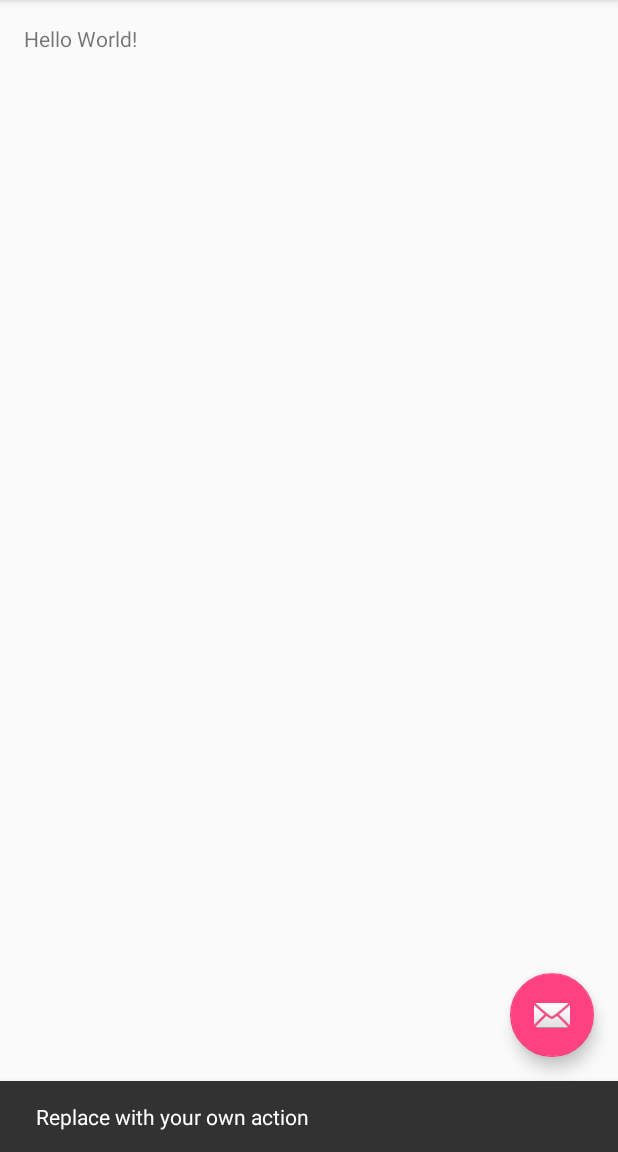
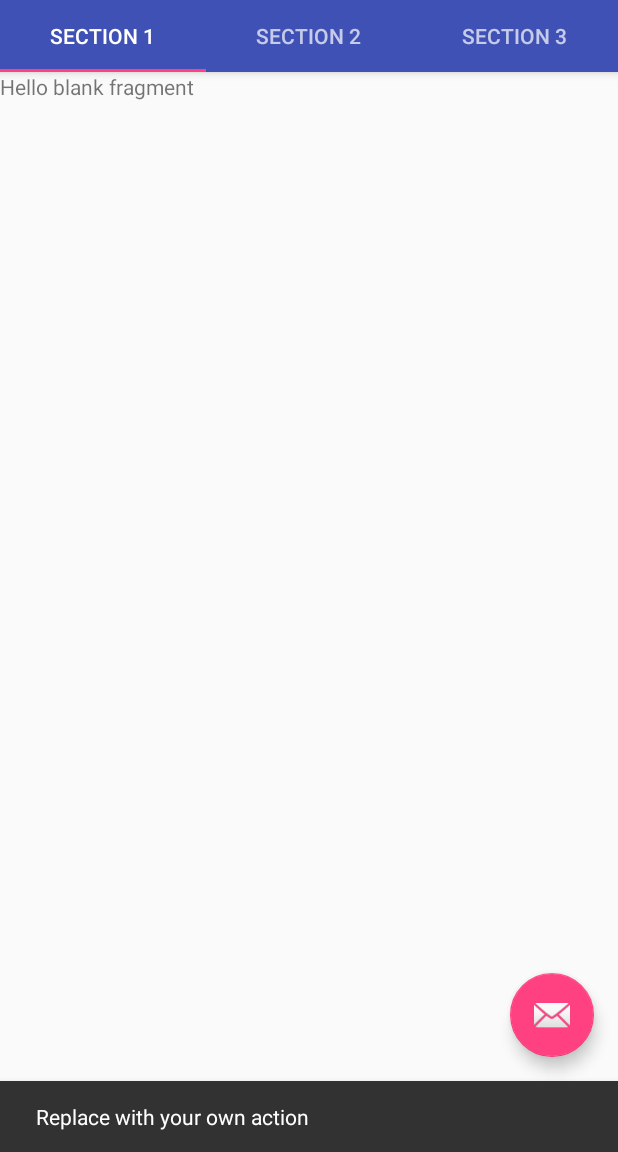
Before and after one commit to Ilyes-Hammadi/Taref, an Android app: the screen it shows after launch (MainActivity), after a tap on an icon or button, on a phone screen of 412 x 824 dp, the part 84-1236 px from its top. Run offline under Robolectric (Android 15) with nearby library versions, the phone set to English and light mode, and no system bars.

Commit message:
added ViewPager with his adapter and RecycleFragment

```diff
--- a/app/src/main/AndroidManifest.xml
+++ b/app/src/main/AndroidManifest.xml
@@ -9,7 +9,7 @@
         android:supportsRtl="true"
         android:theme="@style/AppTheme" >
         <activity
-            android:name=".MainActivity"
+            android:name=".activity.MainActivity"
             android:label="@string/app_name"
             android:theme="@style/AppTheme.NoActionBar" >
             <intent-filter>
--- a/app/src/main/java/com/cortexia/taref/MainActivity.java
+++ b/app/src/main/java/com/cortexia/taref/activity/MainActivity.java
@@ -1,28 +1,74 @@
-package com.cortexia.taref;
+package com.cortexia.taref.activity;
 
 import android.os.Bundle;
 import android.support.design.widget.FloatingActionButton;
+import android.support.design.widget.NavigationView;
 import android.support.design.widget.Snackbar;
-import android.view.View;
-import android.support.design.widget.NavigationView;
+import android.support.design.widget.TabLayout;
 import android.support.v4.view.GravityCompat;
+import android.support.v4.view.ViewPager;
 import android.support.v4.widget.DrawerLayout;
 import android.support.v7.app.ActionBarDrawerToggle;
 import android.support.v7.app.AppCompatActivity;
 import android.support.v7.widget.Toolbar;
 import android.view.Menu;
 import android.view.MenuItem;
+import android.view.View;
+
+import com.cortexia.taref.R;
+import com.cortexia.taref.adapter.SectionAdapter;
 
 public class MainActivity extends AppCompatActivity
         implements NavigationView.OnNavigationItemSelectedListener {
+
+    private Toolbar mToolbar;
+    private SectionAdapter mSectionsPagerAdapter;
+    private ViewPager mViewPager;
 
     @Override
     protected void onCreate(Bundle savedInstanceState) {
         super.onCreate(savedInstanceState);
         setContentView(R.layout.activity_main);
-        Toolbar toolbar = (Toolbar) findViewById(R.id.toolbar);
-        setSupportActionBar(toolbar);
 
+        // Set up the Toolbar
+        setUpToolbar();
+
+        // Create the adapter that will return a fragment for each of the three
+        // primary sections of the activity.
+        mSectionsPagerAdapter = new SectionAdapter(getSupportFragmentManager());
+
+        // Set up the ViewPager with the sections adapter.
+        mViewPager = (ViewPager) findViewById(R.id.container);
+        mViewPager.setAdapter(mSectionsPagerAdapter);
+
+        TabLayout tabLayout = (TabLayout) findViewById(R.id.tabs);
+        tabLayout.setupWithViewPager(mViewPager);
+
+
+
+        setUpFAB();
+
+        setUpNavigationDrawer(mToolbar);
+    }
+
+    private void setUpToolbar() {
+        mToolbar = (Toolbar) findViewById(R.id.toolbar);
+        setSupportActionBar(mToolbar);
+    }
+
+
+    private void setUpNavigationDrawer(Toolbar toolbar) {
+        DrawerLayout drawer = (DrawerLayout) findViewById(R.id.drawer_layout);
+        ActionBarDrawerToggle toggle = new ActionBarDrawerToggle(
+                this, drawer, toolbar, R.string.navigation_drawer_open, R.string.navigation_drawer_close);
+        drawer.setDrawerListener(toggle);
+        toggle.syncState();
+
+        NavigationView navigationView = (NavigationView) findViewById(R.id.nav_view);
+        navigationView.setNavigationItemSelectedListener(this);
+    }
+
+    private void setUpFAB() {
         FloatingActionButton fab = (FloatingActionButton) findViewById(R.id.fab);
         fab.setOnClickListener(new View.OnClickListener() {
             @Override
@@ -31,15 +77,6 @@ public class MainActivity extends AppCompatActivity
                         .setAction("Action", null).show();
             }
         });
-
-        DrawerLayout drawer = (DrawerLayout) findViewById(R.id.drawer_layout);
-        ActionBarDrawerToggle toggle = new ActionBarDrawerToggle(
-                this, drawer, toolbar, R.string.navigation_drawer_open, R.string.navigation_drawer_close);
-        drawer.setDrawerListener(toggle);
-        toggle.syncState();
-
-        NavigationView navigationView = (NavigationView) findViewById(R.id.nav_view);
-        navigationView.setNavigationItemSelectedListener(this);
     }
 
     @Override
--- /dev/null
+++ b/app/src/main/java/com/cortexia/taref/adapter/SectionAdapter.java
@@ -0,0 +1,48 @@
+package com.cortexia.taref.adapter;
+
+/**
+ * Created by ilyes on 21/09/15.
+ */
+
+import android.support.v4.app.Fragment;
+import android.support.v4.app.FragmentManager;
+import android.support.v4.app.FragmentPagerAdapter;
+
+import com.cortexia.taref.fragment.RecycleItemsFragment;
+
+/**
+ * A {@link FragmentPagerAdapter} that returns a fragment corresponding to
+ * one of the sections/tabs/pages.
+ */
+public class SectionAdapter extends FragmentPagerAdapter {
+
+    public SectionAdapter(FragmentManager fm) {
+        super(fm);
+    }
+
+    @Override
+    public Fragment getItem(int position) {
+        // getItem is called to instantiate the fragment for the given page.
+        // Return a PlaceholderFragment (defined as a static inner class below).
+        return new RecycleItemsFragment();
+    }
+
+    @Override
+    public int getCount() {
+        // Show 3 total pages.
+        return 3;
+    }
+
+    @Override
+    public CharSequence getPageTitle(int position) {
+        switch (position) {
+            case 0:
+                return "SECTION 1";
+            case 1:
+                return "SECTION 2";
+            case 2:
+                return "SECTION 3";
+        }
+        return null;
+    }
+}
--- /dev/null
+++ b/app/src/main/java/com/cortexia/taref/fragment/RecycleItemsFragment.java
@@ -0,0 +1,31 @@
+package com.cortexia.taref.fragment;
+
+
+import android.os.Bundle;
+import android.app.Fragment;
+import android.view.LayoutInflater;
+import android.view.View;
+import android.view.ViewGroup;
+
+import com.cortexia.taref.R;
+
+/**
+ * A simple {@link Fragment} subclass.
+ */
+public class RecycleItemsFragment extends android.support.v4.app.Fragment {
+
+
+    public RecycleItemsFragment() {
+        // Required empty public constructor
+    }
+
+
+    @Override
+    public View onCreateView(LayoutInflater inflater, ViewGroup container,
+                             Bundle savedInstanceState) {
+        // Inflate the layout for this fragment
+        return inflater.inflate(R.layout.fragment_recycle_items, container, false);
+    }
+
+
+}
--- a/app/src/main/res/layout/app_bar_main.xml
+++ b/app/src/main/res/layout/app_bar_main.xml
@@ -1,25 +1,45 @@
 <?xml version="1.0" encoding="utf-8"?>
-<android.support.design.widget.CoordinatorLayout
-    xmlns:android="http://schemas.android.com/apk/res/android"
+<android.support.design.widget.CoordinatorLayout xmlns:android="http://schemas.android.com/apk/res/android"
     xmlns:app="http://schemas.android.com/apk/res-auto"
-    xmlns:tools="http://schemas.android.com/tools" android:layout_width="match_parent"
-    android:layout_height="match_parent" android:fitsSystemWindows="true"
+    xmlns:tools="http://schemas.android.com/tools"
+    android:layout_width="match_parent"
+    android:layout_height="match_parent"
+    android:fitsSystemWindows="true"
     tools:context=".MainActivity">
 
-    <android.support.design.widget.AppBarLayout android:layout_height="wrap_content"
-        android:layout_width="match_parent" android:theme="@style/AppTheme.AppBarOverlay">
+    <android.support.design.widget.AppBarLayout
+        android:layout_width="match_parent"
+        android:layout_height="wrap_content"
+        android:theme="@style/AppTheme.AppBarOverlay">
 
-        <android.support.v7.widget.Toolbar android:id="@+id/toolbar"
-            android:layout_width="match_parent" android:layout_height="?attr/actionBarSize"
-            android:background="?attr/colorPrimary" app:popupTheme="@style/AppTheme.PopupOverlay" />
+        <android.support.v7.widget.Toolbar
+            android:id="@+id/toolbar"
+            android:layout_width="match_parent"
+            android:layout_height="?attr/actionBarSize"
+            android:background="?attr/colorPrimary"
+            app:popupTheme="@style/AppTheme.PopupOverlay" />
+
+        <android.support.design.widget.TabLayout
+            android:id="@+id/tabs"
+            android:layout_width="match_parent"
+            android:layout_height="wrap_content" />
 
     </android.support.design.widget.AppBarLayout>
 
-    <include layout="@layout/content_main" />
 
-    <android.support.design.widget.FloatingActionButton android:id="@+id/fab"
-        android:layout_width="wrap_content" android:layout_height="wrap_content"
-        android:layout_gravity="bottom|end" android:layout_margin="@dimen/fab_margin"
+    <android.support.v4.view.ViewPager
+        android:id="@+id/container"
+        android:layout_width="match_parent"
+        android:layout_height="match_parent"
+        app:layout_behavior="@string/appbar_scrolling_view_behavior" />
+
+
+    <android.support.design.widget.FloatingActionButton
+        android:id="@+id/fab"
+        android:layout_width="wrap_content"
+        android:layout_height="wrap_content"
+        android:layout_gravity="bottom|end"
+        android:layout_margin="@dimen/fab_margin"
         android:src="@android:drawable/ic_dialog_email" />
 
 </android.support.design.widget.CoordinatorLayout>
--- /dev/null
+++ b/app/src/main/res/layout/fragment_recycle_items.xml
@@ -0,0 +1,10 @@
+<FrameLayout xmlns:android="http://schemas.android.com/apk/res/android"
+    xmlns:tools="http://schemas.android.com/tools" android:layout_width="match_parent"
+    android:layout_height="match_parent"
+    tools:context="com.cortexia.taref.fragment.RecycleItemsFragment">
+
+    <!-- TODO: Update blank fragment layout -->
+    <TextView android:layout_width="match_parent" android:layout_height="match_parent"
+        android:text="@string/hello_blank_fragment" />
+
+</FrameLayout>
--- a/app/src/main/res/values/dimens.xml
+++ b/app/src/main/res/values/dimens.xml
@@ -6,4 +6,5 @@
     <dimen name="activity_horizontal_margin">16dp</dimen>
     <dimen name="activity_vertical_margin">16dp</dimen>
     <dimen name="fab_margin">16dp</dimen>
+    <dimen name="appbar_padding_top">8dp</dimen>
 </resources>
--- a/app/src/main/res/values/strings.xml
+++ b/app/src/main/res/values/strings.xml
@@ -5,4 +5,9 @@
     <string name="navigation_drawer_close">Close navigation drawer</string>
 
     <string name="action_settings">Settings</string>
+    <string name="title_activity_main2">Main2Activity</string>
+    <string name="section_format">Hello World from section: %1$d</string>
+
+<!-- TODO: Remove or change this placeholder text -->
+    <string name="hello_blank_fragment">Hello blank fragment</string>
 </resources>
```
Also changed, not shown: app/src/main/res/layout/activity_main.xml (+17 -8 lines), 2 other files.
